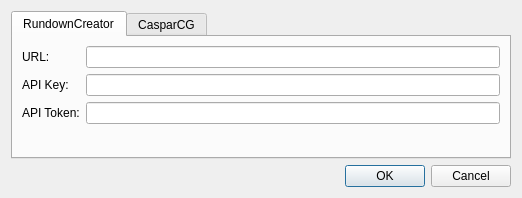
First picture: the form in settingsdialog.ui, repository petersimonsson/rcexportcg, before the edit.
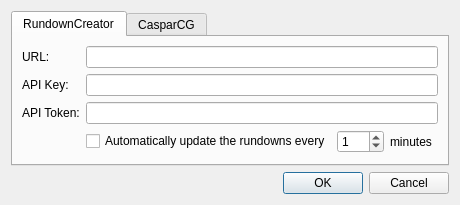
Second picture: the form after the edit. Icons and pictures are not drawn.

Commit message: Add configurable automatic update from RundownCreator

The edit to the form file:
```diff
--- a/settingsdialog.ui
+++ b/settingsdialog.ui
@@ -6,8 +6,8 @@
    <rect>
     <x>0</x>
     <y>0</y>
-    <width>522</width>
-    <height>198</height>
+    <width>429</width>
+    <height>205</height>
    </rect>
   </property>
   <property name="windowTitle">
@@ -41,9 +41,6 @@
          </property>
         </widget>
        </item>
-       <item row="0" column="1">
-        <widget class="QLineEdit" name="rcUrlEdit"/>
-       </item>
        <item row="1" column="0">
         <widget class="QLabel" name="label_2">
          <property name="text">
@@ -58,13 +55,33 @@
          </property>
         </widget>
        </item>
-       <item row="1" column="1">
-        <widget class="QLineEdit" name="rcApiKeyEdit"/>
-       </item>
-       <item row="2" column="1">
+       <item row="2" column="1" colspan="4">
         <widget class="QLineEdit" name="rcApiTokenEdit"/>
        </item>
-       <item row="3" column="1">
+       <item row="1" column="1" colspan="4">
+        <widget class="QLineEdit" name="rcApiKeyEdit"/>
+       </item>
+       <item row="3" column="3">
+        <widget class="QLabel" name="label_6">
+         <property name="text">
+          <string>minutes</string>
+         </property>
+        </widget>
+       </item>
+       <item row="0" column="1" colspan="4">
+        <widget class="QLineEdit" name="rcUrlEdit"/>
+       </item>
+       <item row="3" column="2">
+        <widget class="QSpinBox" name="updateIntervalSpin">
+         <property name="maximum">
+          <number>180</number>
+         </property>
+         <property name="value">
+          <number>1</number>
+         </property>
+        </widget>
+       </item>
+       <item row="4" column="3">
         <spacer name="verticalSpacer">
          <property name="orientation">
           <enum>Qt::Vertical</enum>
@@ -77,6 +94,13 @@
          </property>
         </spacer>
        </item>
+       <item row="3" column="1">
+        <widget class="QCheckBox" name="autoUpdateCheck">
+         <property name="text">
+          <string>Automatically update the rundowns every</string>
+         </property>
+        </widget>
+       </item>
       </layout>
      </widget>
      <widget class="QWidget" name="casparCGTab">
```
Left out of the diff: 17 changed lines with no effect on the pictures. The commit also changes 4 other files.
